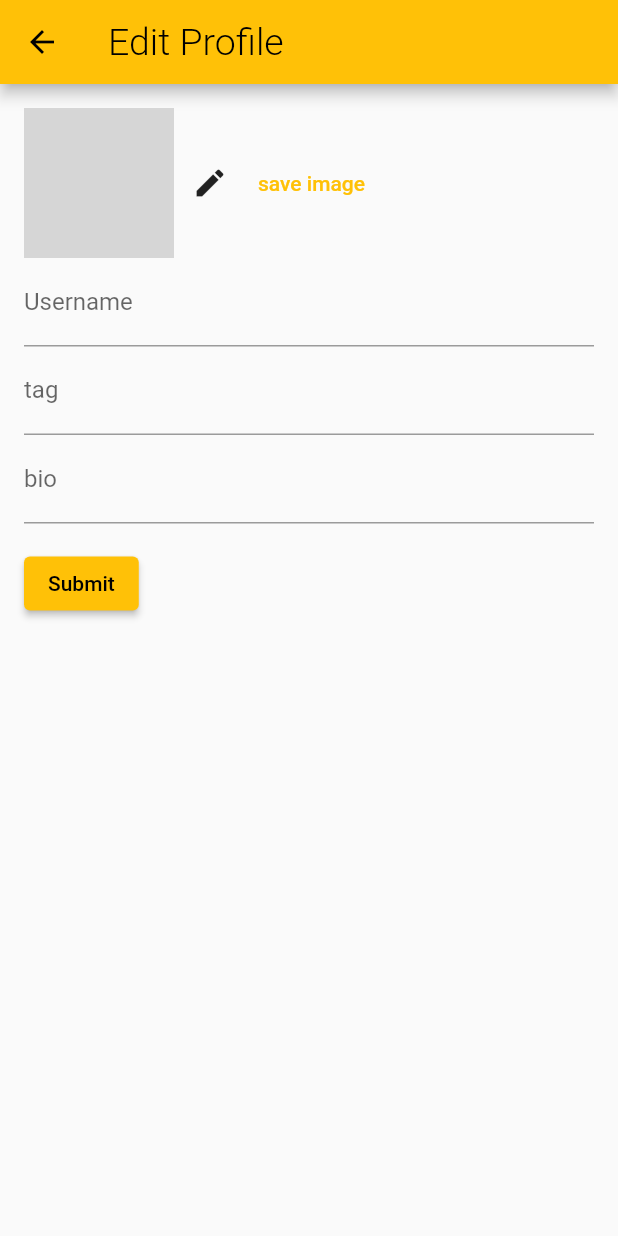
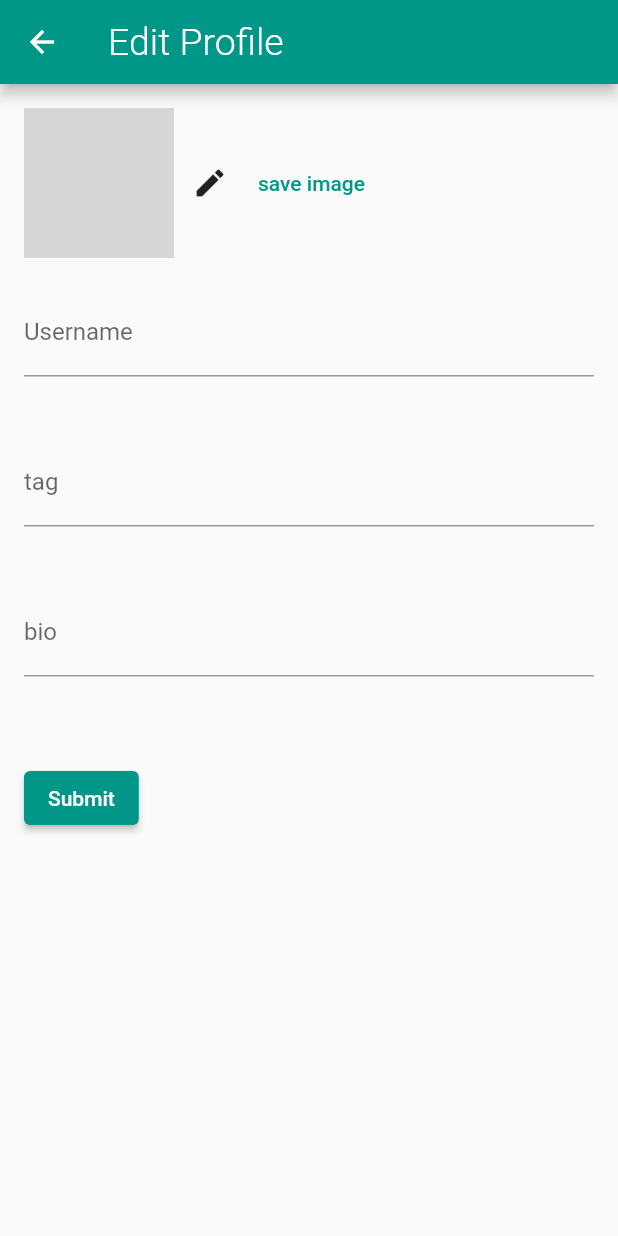
Before and after one commit to Uday-kiran9147/Traveller, a Flutter app: the UserInfoForm screen opened by its route, on a phone screen of 412 x 824 dp. Run offline on Flutter 3.47's test engine with Material 2 defaults, Android fonts, the phone set to English and light mode, and no system bars; our stand-ins replace bloc, cloud_firestore, firebase_auth, firebase_core, firebase_storage, flutter_bloc and 7 more; accounts and stored records are empty; network calls fail; grey boxes are pictures that could not be loaded.

Commit message:
Edit profile And PrimarySwatch

```diff
--- a/lib/main.dart
+++ b/lib/main.dart
@@ -67,7 +67,7 @@ class _MyAppState extends State<MyApp> {
           theme: ThemeData(
             // Define the default brightness and colors.
             // brightness: Brightness.dark,
-            primarySwatch: Colors.amber,
+            primarySwatch: Colors.teal,
             //splash color is a color that appears behind a button's label when the button is tapped.
             splashColor: Colors.white,
             /* This sample creates a MaterialApp with a Theme whose ColorScheme is based on Colors.blue, but with the color scheme's ColorScheme.secondary color overridden to be green. The AppBar widget uses the color scheme's ColorScheme.primary as its default background color and the FloatingActionButton widget uses the color scheme's ColorScheme.secondary for its default background. By default, the Text widget uses TextTheme.bodyMedium, and the color of that TextStyle has been changed to purple. */
--- a/lib/presentation/pages/profile/edit_profile.dart
+++ b/lib/presentation/pages/profile/edit_profile.dart
@@ -117,8 +117,13 @@ class _UserInfoFormState extends State<UserInfoForm> {
                       },
                       child: Text('save image'))
                 ],
-              ),
-              TextFormField(
+              ),SizedBox(height: 20,),
+              SizedBox(height: 300,
+                child: Flex(
+                  direction: Axis.vertical,
+                  children: [
+                    Expanded(flex: 1,
+                      child: TextFormField(
                         decoration: InputDecoration(labelText: 'Username'),
                         validator: (value) {
                           if (value == null || value.isEmpty) {
@@ -128,14 +133,21 @@ class _UserInfoFormState extends State<UserInfoForm> {
                         },
                         controller: username,
                       ),
-              TextFormField(
+                    ),
+                    Expanded(flex: 1,
+                      child: TextFormField(
                         decoration: InputDecoration(labelText: 'tag'),
-
                         controller: tag,
                       ),
-              TextFormField(
+                    ),
+                    Expanded(flex: 1,
+                      child: TextFormField(
                         decoration: InputDecoration(labelText: 'bio'),
                         controller: bio,
+                      ),
+                    ),
+                  ],
+                ),
               ),
               // Add more text fields for other user information here.
 
@@ -144,9 +156,9 @@ class _UserInfoFormState extends State<UserInfoForm> {
                 onPressed: () async {
                   if (_formKey.currentState!.validate()) {
                     // Save the user information to your database or use it as needed.
-                    EditProfile editprofile=EditProfile(username.text, bio.text, tag.text);
-                    var response =
-                        await editprofile.editPtofile();
+                    EditProfile editprofile =
+                        EditProfile(username.text, bio.text, tag.text);
+                    var response = await editprofile.editPtofile();
                     if (response) {
                       await Provider.of<UserProvider>(context, listen: false)
                           .getuser();
```
Lines whose indentation alone changed are shown as unchanged.
